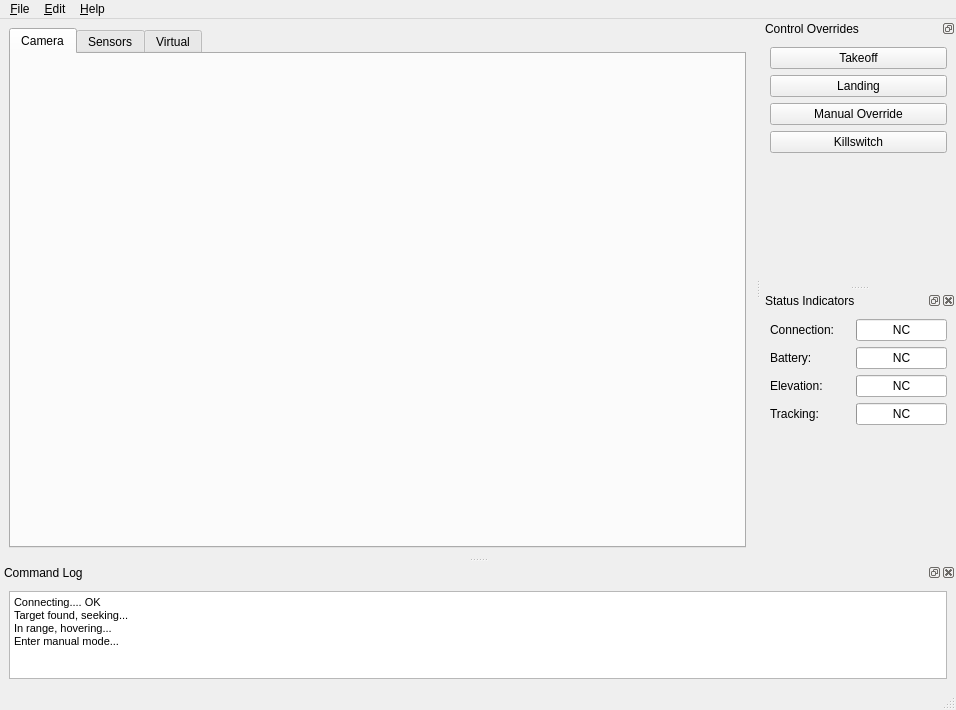
Above: heliview/src/ApplicationFrame.ui from gcsmith/ktgt-uav-desktop before the change. Below: the same form after it.
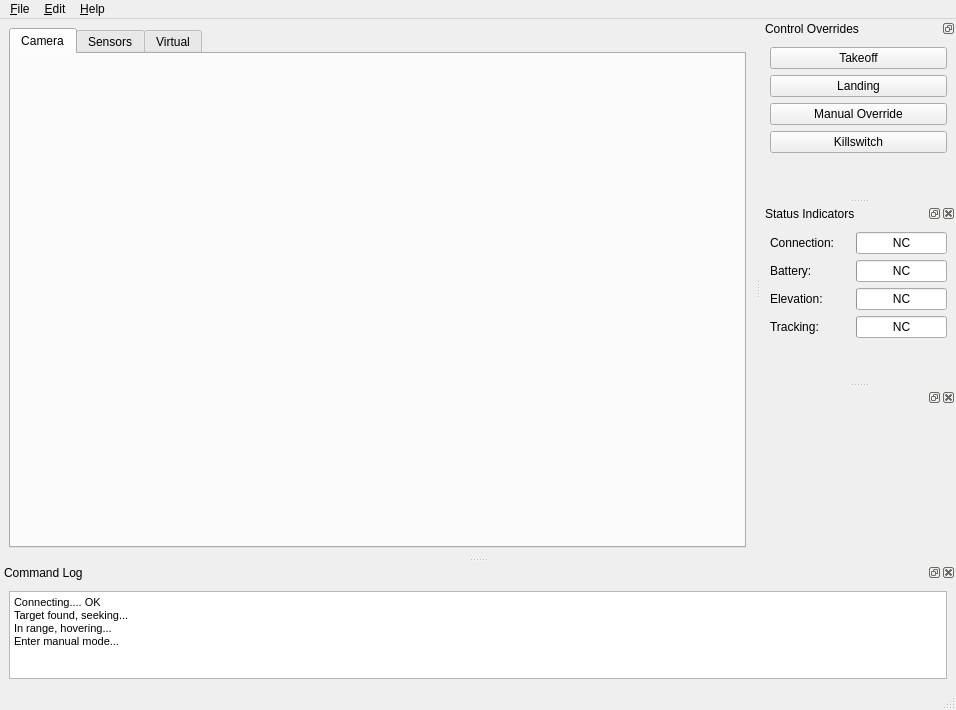
That is the form after the change. Icons and pictures are not drawn.

Commit message: Added widget that graphically displays the positions of the joysticks on the 360 controller

Diff of the .ui file:
```diff
--- a/heliview/src/ApplicationFrame.ui
+++ b/heliview/src/ApplicationFrame.ui
@@ -562,6 +562,23 @@
     </layout>
    </widget>
   </widget>
+  <widget class="QDockWidget" name="dockWidget_6">
+   <attribute name="dockWidgetArea">
+    <number>2</number>
+   </attribute>
+   <widget class="QWidget" name="controllerWidget">
+    <property name="enabled">
+     <bool>true</bool>
+    </property>
+    <property name="minimumSize">
+     <size>
+      <width>0</width>
+      <height>150</height>
+     </size>
+    </property>
+    <layout class="QVBoxLayout" name="verticalLayout_3"/>
+   </widget>
+  </widget>
   <action name="actionFileExit">
    <property name="text">
     <string>E&amp;xit</string>
```
Left out of the diff: 4 changed lines with no effect on the pictures. The commit also changes 5 other files.
